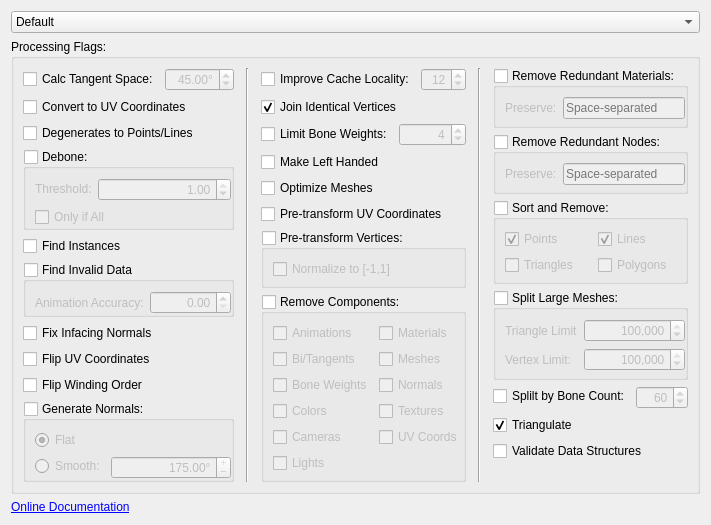
Qt form forms/repowidgetassimpflags.ui (3drepo/3drepogui) before a commit.
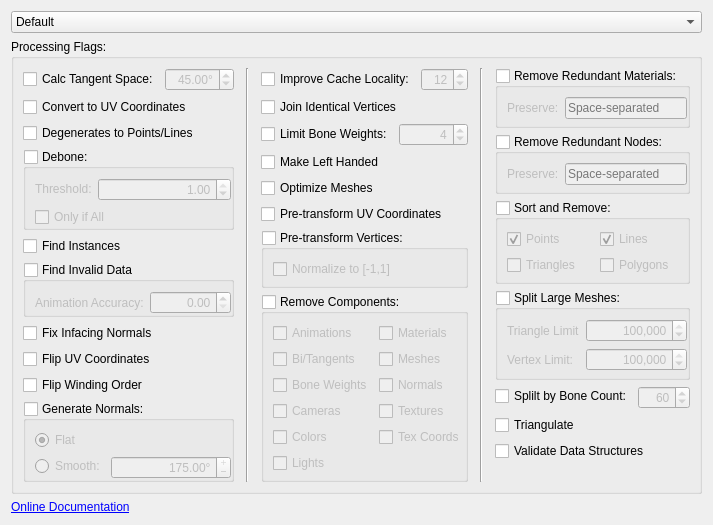
The same form after that commit.

```diff
--- a/forms/repowidgetassimpflags.ui
+++ b/forms/repowidgetassimpflags.ui
@@ -15,7 +15,13 @@
   </property>
   <layout class="QVBoxLayout" name="verticalLayout">
    <item>
-    <widget class="QComboBox" name="comboBox">
+    <widget class="QComboBox" name="preDefinedSettingsComboBox">
+     <property name="editable">
+      <bool>false</bool>
+     </property>
+     <property name="frame">
+      <bool>true</bool>
+     </property>
      <item>
       <property name="text">
        <string>Default</string>
@@ -517,7 +523,7 @@
             <string>Join Identical Vertices</string>
            </property>
            <property name="checked">
-            <bool>true</bool>
+            <bool>false</bool>
            </property>
           </widget>
          </item>
@@ -690,19 +696,19 @@
              </widget>
             </item>
             <item row="3" column="0">
-             <widget class="QCheckBox" name="removeComponentsColorsCheckBox">
-              <property name="text">
-               <string>Colors</string>
-              </property>
-             </widget>
-            </item>
-            <item row="4" column="0">
              <widget class="QCheckBox" name="removeComponentsCamerasCheckBox">
               <property name="text">
                <string>Cameras</string>
               </property>
              </widget>
             </item>
+            <item row="4" column="0">
+             <widget class="QCheckBox" name="removeComponentsColorsCheckBox">
+              <property name="text">
+               <string>Colors</string>
+              </property>
+             </widget>
+            </item>
             <item row="5" column="0">
              <widget class="QCheckBox" name="removeComponentsLightsCheckBox">
               <property name="text">
@@ -741,7 +747,7 @@
             <item row="4" column="1">
              <widget class="QCheckBox" name="removeComponentsTextureCoordinatesCheckBox">
               <property name="text">
-               <string>UV Coords</string>
+               <string>Tex Coords</string>
               </property>
              </widget>
             </item>
@@ -1133,7 +1139,7 @@
             <string>Triangulate</string>
            </property>
            <property name="checked">
-            <bool>true</bool>
+            <bool>false</bool>
            </property>
           </widget>
          </item>
```
Left out of the diff: 20 changed lines with no effect on the pictures.
